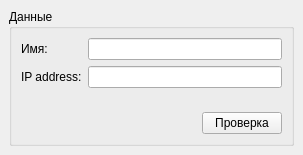
Old version of the form Qt-Widgets-Examples/QTest-Example/src/ui/mainwindow.ui in the repository STyulenev/Qt-CPP-Examples.
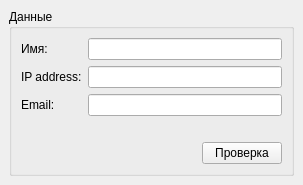
New version of the form.

Commit message: Add email test in QTest-example

Diff of the .ui file:
```diff
--- a/Qt-Widgets-Examples/QTest-Example/src/ui/mainwindow.ui
+++ b/Qt-Widgets-Examples/QTest-Example/src/ui/mainwindow.ui
@@ -7,7 +7,7 @@
     <x>0</x>
     <y>0</y>
     <width>303</width>
-    <height>155</height>
+    <height>185</height>
    </rect>
   </property>
   <property name="windowTitle">
@@ -43,6 +43,16 @@
          <item row="1" column="1">
           <widget class="QLineEdit" name="ipAddressLineEdit"/>
          </item>
+         <item row="2" column="0">
+          <widget class="QLabel" name="label_2">
+           <property name="text">
+            <string>Email:</string>
+           </property>
+          </widget>
+         </item>
+         <item row="2" column="1">
+          <widget class="QLineEdit" name="emailLineEdit"/>
+         </item>
         </layout>
        </item>
        <item row="1" column="0">
```
The commit also changes 4 other files.
